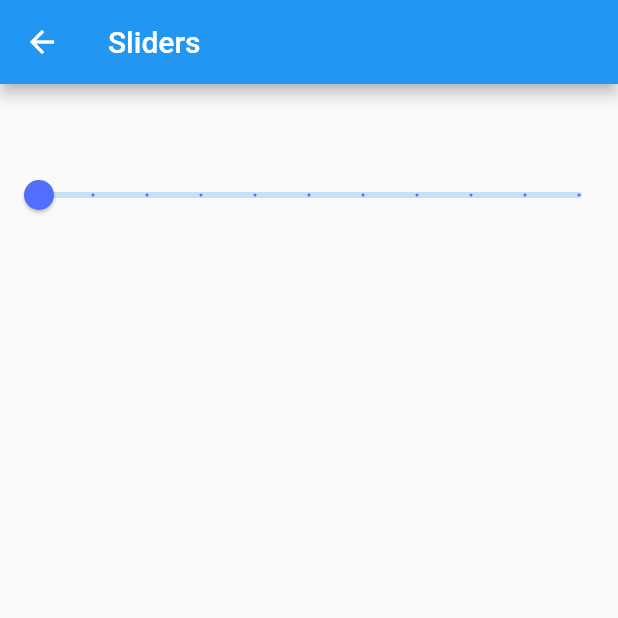
After one commit to muckystack/flutter_componentes_FH, a Flutter app: the SliderPage screen opened by its route, on a phone screen of 412 x 824 dp, the top half of it. The commit adds this screen. Run offline on Flutter 3.47's test engine with Material 2 defaults, Android fonts, the phone set to English and light mode, and no system bars.

Commit message:
Creo la pantalla slider y agrego el control Slider

```diff
--- a/data/menu_opts.json
+++ b/data/menu_opts.json
@@ -25,6 +25,11 @@
             "ruta" : "inputs",
             "icon" : "input",
             "texto": "Inputs"
+        },
+        {
+            "ruta" : "list",
+            "icon" : "list",
+            "texto": "Listas"
         }
     ]
 }
--- /dev/null
+++ b/lib/src/pages/slider_page.dart
@@ -0,0 +1,47 @@
+import 'package:flutter/material.dart';
+
+class SliderPage extends StatefulWidget {
+  @override
+  _SliderPageState createState() => _SliderPageState();
+}
+
+class _SliderPageState extends State<SliderPage> {
+
+  double _valorSlider = 0.0;
+
+  @override
+  Widget build(BuildContext context) {
+    return Scaffold(
+      appBar: AppBar(
+        title: Text('Sliders'),
+      ),
+      body: Container(
+        padding: EdgeInsets.only(top: 50.0),
+        child: Column(
+          children: <Widget>[
+            _crearSlider()
+          ],
+        ),
+      ),
+    );
+  }
+
+  Widget _crearSlider() {
+    return Slider(
+      // Muestra de color el slider activo
+      activeColor: Colors.indigoAccent,
+      // Muestra una label a la hora que es seleccionado el Slider
+      label: 'Tamaño de la imagen',
+      value: _valorSlider,
+      min: 0.0,
+      max: 100.0,
+      // Crea divisiones de valor en el Slider
+      divisions: 10,
+      onChanged: (valor) {
+        setState(() {
+          _valorSlider = valor;
+        });
+      },
+    );
+  }
+}
--- a/lib/src/routes/routes.dart
+++ b/lib/src/routes/routes.dart
@@ -5,6 +5,7 @@ import 'package:flutter_componentes_fh/src/pages/avatar_page.dart';
 import 'package:flutter_componentes_fh/src/pages/card_page.dart';
 import 'package:flutter_componentes_fh/src/pages/home_page.dart';
 import 'package:flutter_componentes_fh/src/pages/input_page.dart';
+import 'package:flutter_componentes_fh/src/pages/slider_page.dart';
 
 Map<String, WidgetBuilder> getApplicationRoutes() {
 
@@ -15,6 +16,7 @@ Map<String, WidgetBuilder> getApplicationRoutes() {
     'card': (BuildContext context) => CardPage(),
     'animatedContainer': (BuildContext context) => AnimatedContainerPage(),
     'inputs': (BuildContext context) => InputPage(),
+    'list': (BuildContext context) => SliderPage(),
   };
 
 }
--- a/lib/src/utils/icono_string_util.dart
+++ b/lib/src/utils/icono_string_util.dart
@@ -6,6 +6,7 @@ final _icons = <String , IconData> {
   'folder_open': Icons.folder_open,
   'donut_large': Icons.donut_large,
   'input': Icons.input,
+  'list': Icons.list,
 };
 
 
```
